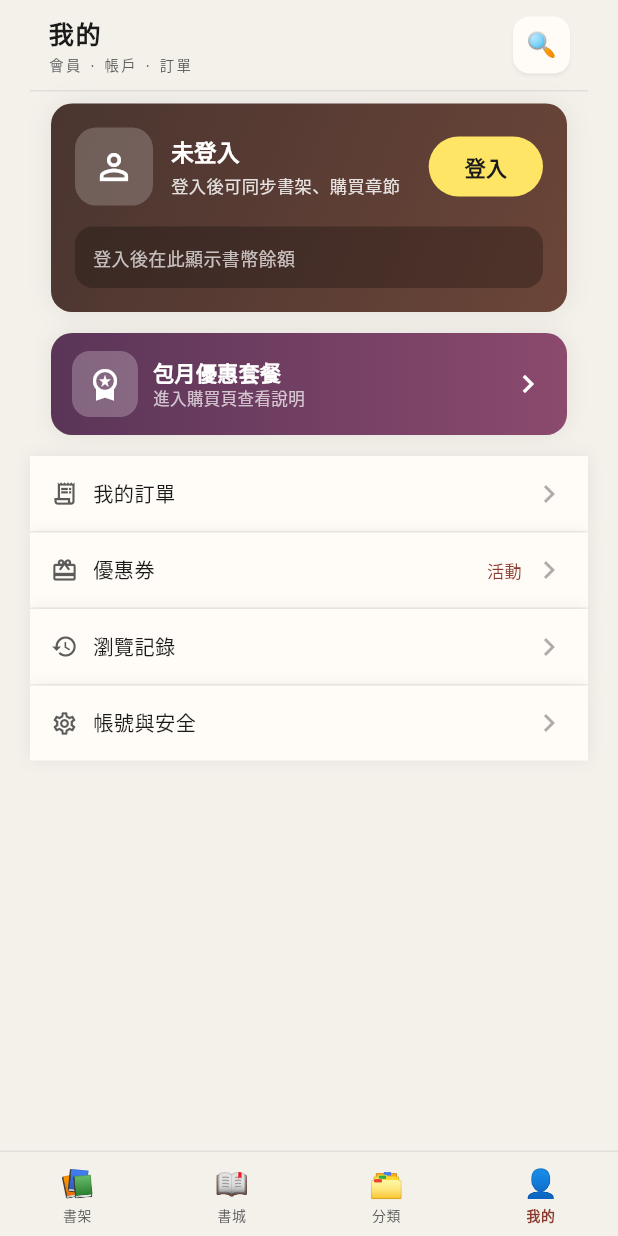
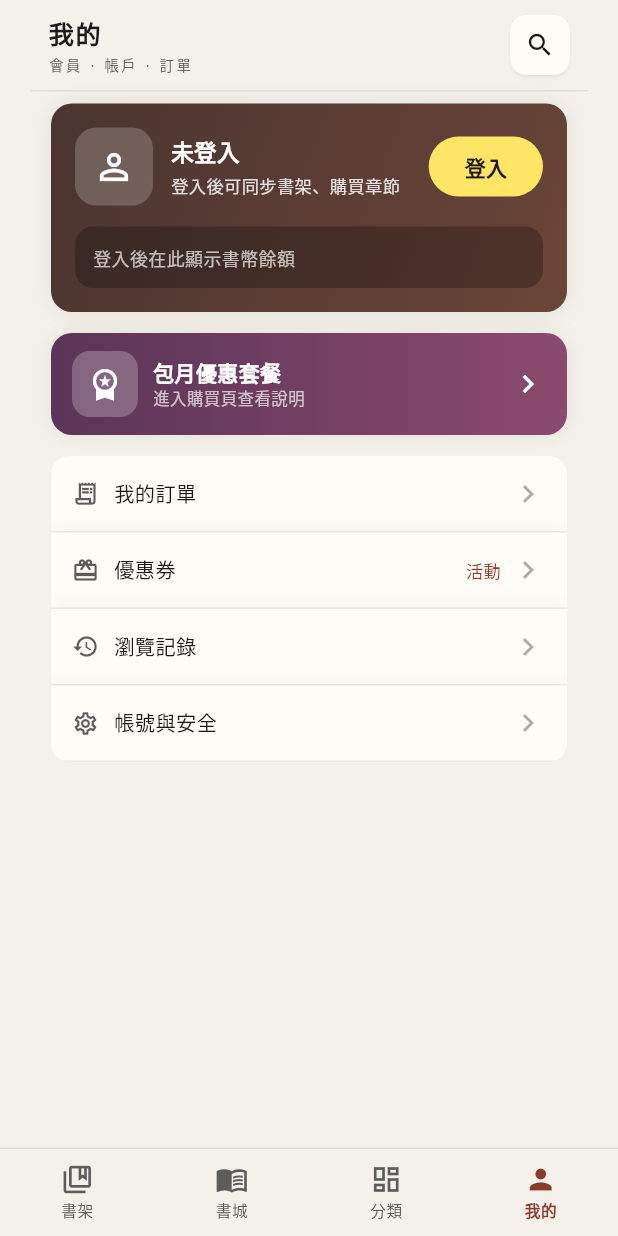
Before and after one commit to Daillerxiang-pixel/ibooks, a Flutter app: the screen it shows after launch, item 4 of the bottom bar chosen, on a phone screen of 412 x 824 dp. Run offline on Flutter 3.47's test engine with Material 3 defaults, Android fonts, the phone set to English and light mode, and no system bars; our stand-ins replace battery_plus, go_router, google_fonts, shared_preferences, wakelock_plus; missing offline and left inert: encrypt; accounts and stored records are empty; network calls fail; Roboto replaces fonts that are missing (Noto Serif Tc).

Commit message:
ui: replace emoji with Material icons; consistent left/right padding; subpage header polish; chapter list iconified
Made-with: Cursor

```diff
--- a/novel_reader/lib/screens/tabs/profile_tab.dart
+++ b/novel_reader/lib/screens/tabs/profile_tab.dart
@@ -81,11 +81,9 @@ class _ProfileTabState extends State<ProfileTab> {
     final session = context.watch<SessionController>();
 
     return ListView(
-      padding: const EdgeInsets.only(top: 8, bottom: 24),
+      padding: const EdgeInsets.fromLTRB(14, 8, 14, 24),
       children: [
-        Padding(
-          padding: const EdgeInsets.symmetric(horizontal: 14),
-          child: _AccountCard(
+        _AccountCard(
           session: session,
           profile: _profile,
           loading: _loading,
@@ -96,11 +94,8 @@ class _ProfileTabState extends State<ProfileTab> {
           onConsumeLog: () => context.push('/consumelog'),
           onRetry: _fetchProfile,
         ),
-        ),
         const SizedBox(height: 14),
-        Padding(
-          padding: const EdgeInsets.symmetric(horizontal: 14),
-          child: InkWell(
+        InkWell(
           onTap: () => context.push('/vippurchase'),
           borderRadius: BorderRadius.circular(14),
           child: Container(
@@ -141,12 +136,18 @@ class _ProfileTabState extends State<ProfileTab> {
             ),
           ),
         ),
-        ),
         const SizedBox(height: 14),
+        ClipRRect(
+          borderRadius: BorderRadius.circular(12),
+          child: Column(
+            children: [
               _MenuTile(icon: Icons.receipt_long_outlined, title: '我的訂單', onTap: () => context.push('/rechargeorders')),
               _MenuTile(icon: Icons.card_giftcard_outlined, title: '優惠券', trailing: '活動', onTap: () => context.push('/couponlist')),
               _MenuTile(icon: Icons.history, title: '瀏覽記錄', onTap: () => context.push('/browsehistory')),
               _MenuTile(icon: Icons.settings_outlined, title: '帳號與安全', onTap: () {}),
+            ],
+          ),
+        ),
       ],
     );
   }
--- a/novel_reader/lib/screens/tabs/shelf_tab.dart
+++ b/novel_reader/lib/screens/tabs/shelf_tab.dart
@@ -35,7 +35,7 @@ class _ShelfTabState extends State<ShelfTab> {
     return RefreshIndicator(
       onRefresh: () => shelf.refresh(),
       child: ListView(
-        padding: const EdgeInsets.only(top: 6, bottom: 24),
+        padding: const EdgeInsets.fromLTRB(14, 8, 14, 24),
         children: [
           if (!session.isLoggedIn)
             Padding(
--- a/novel_reader/lib/widgets/ibooks_shell_header.dart
+++ b/novel_reader/lib/widgets/ibooks_shell_header.dart
@@ -65,9 +65,11 @@ class IbShellHeader extends StatelessWidget {
                   borderRadius: BorderRadius.circular(11),
                   onTap: onSearch,
                   child: const SizedBox(
-                    width: 38,
-                    height: 38,
-                    child: Center(child: Text('🔍', style: TextStyle(fontSize: 16))),
+                    width: 40,
+                    height: 40,
+                    child: Center(
+                      child: Icon(Icons.search, size: 20, color: IbColors.ink),
+                    ),
                   ),
                 ),
               ),
--- a/novel_reader/lib/widgets/ibooks_tab_bar.dart
+++ b/novel_reader/lib/widgets/ibooks_tab_bar.dart
@@ -3,7 +3,8 @@ import 'package:google_fonts/google_fonts.dart';
 
 import '../theme/ibooks_colors.dart';
 
-/// 底部 TabBar：與整體背景一致，橫鋪全屏，安全區同色（避免底部白條）。
+/// 底部 TabBar：與整體背景一致，橫鋪全屏；安全區同色。
+/// 圖標使用 Material 體系：未選中 outlined / 選中 filled。
 class IbTabBar extends StatelessWidget {
   const IbTabBar({
     super.key,
@@ -14,11 +15,11 @@ class IbTabBar extends StatelessWidget {
   final int currentIndex;
   final ValueChanged<int> onChanged;
 
-  static const _items = <({String icon, String label})>[
-    (icon: '📚', label: '書架'),
-    (icon: '📖', label: '書城'),
-    (icon: '🗂', label: '分類'),
-    (icon: '👤', label: '我的'),
+  static const _items = <_TabSpec>[
+    _TabSpec(active: Icons.collections_bookmark, idle: Icons.collections_bookmark_outlined, label: '書架'),
+    _TabSpec(active: Icons.menu_book, idle: Icons.menu_book_outlined, label: '書城'),
+    _TabSpec(active: Icons.dashboard, idle: Icons.dashboard_outlined, label: '分類'),
+    _TabSpec(active: Icons.person, idle: Icons.person_outline, label: '我的'),
   ];
 
   @override
@@ -31,27 +32,27 @@ class IbTabBar extends StatelessWidget {
       ),
       child: SafeArea(
         top: false,
-        // 用同色 ColoredBox 包裹下緣安全區，避免某些機型默認白色背景
         minimum: EdgeInsets.zero,
         child: SizedBox(
-          height: 56,
+          height: 58,
           child: Row(
             children: List.generate(_items.length, (i) {
               final on = i == currentIndex;
+              final c = on ? IbColors.accent : IbColors.inkMuted;
               return Expanded(
                 child: InkWell(
                   onTap: () => onChanged(i),
                   child: Column(
                     mainAxisAlignment: MainAxisAlignment.center,
                     children: [
-                      Text(_items[i].icon, style: const TextStyle(fontSize: 18.4)),
-                      const SizedBox(height: 1),
+                      Icon(on ? _items[i].active : _items[i].idle, size: 22, color: c),
+                      const SizedBox(height: 2),
                       Text(
                         _items[i].label,
                         style: GoogleFonts.notoSansTc(
-                          fontSize: 9.3,
-                          fontWeight: on ? FontWeight.w600 : FontWeight.w400,
-                          color: on ? IbColors.accent : IbColors.inkMuted,
+                          fontSize: 10.5,
+                          fontWeight: on ? FontWeight.w600 : FontWeight.w500,
+                          color: c,
                         ),
                       ),
                     ],
@@ -65,3 +66,10 @@ class IbTabBar extends StatelessWidget {
     );
   }
 }
+
+class _TabSpec {
+  const _TabSpec({required this.active, required this.idle, required this.label});
+  final IconData active;
+  final IconData idle;
+  final String label;
+}
```
Also changed, not shown: novel_reader/lib/screens/chapterlist_screen.dart (+50 -19 lines), novel_reader/lib/screens/tabs/category_tab.dart (+5 -17 lines), novel_reader/lib/screens/tabs/home_tab.dart (+28 -15 lines), novel_reader/lib/widgets/ibooks_subpage_scaffold.dart (+10 -6 lines). Lines whose indentation alone changed are shown as unchanged.
